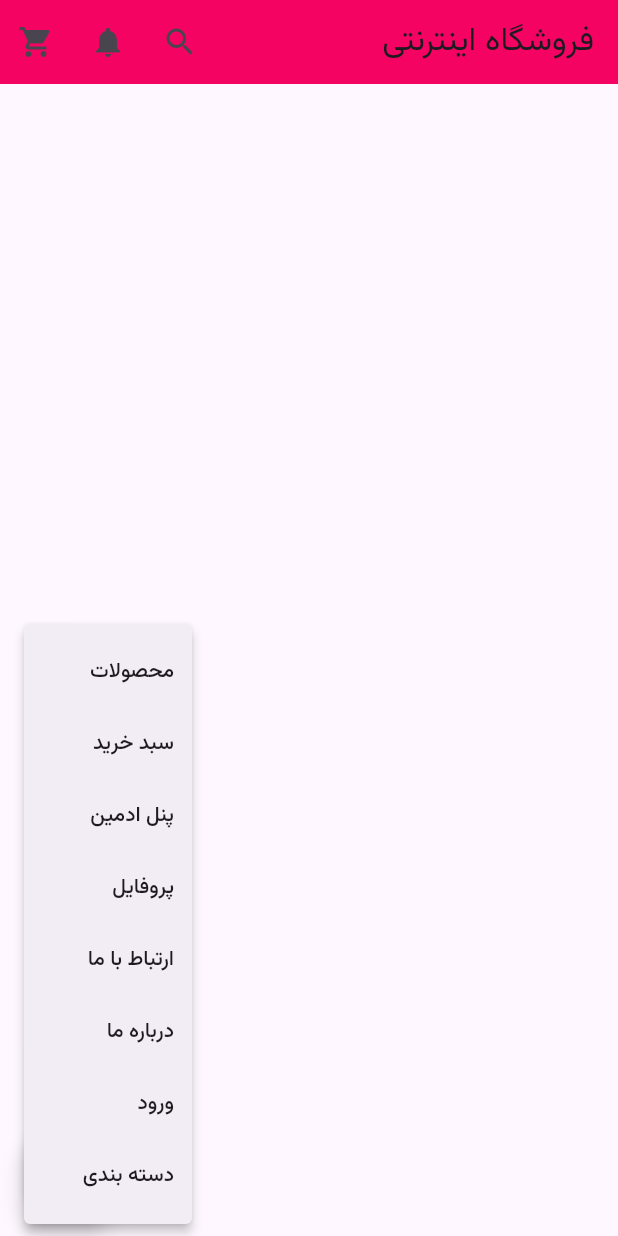
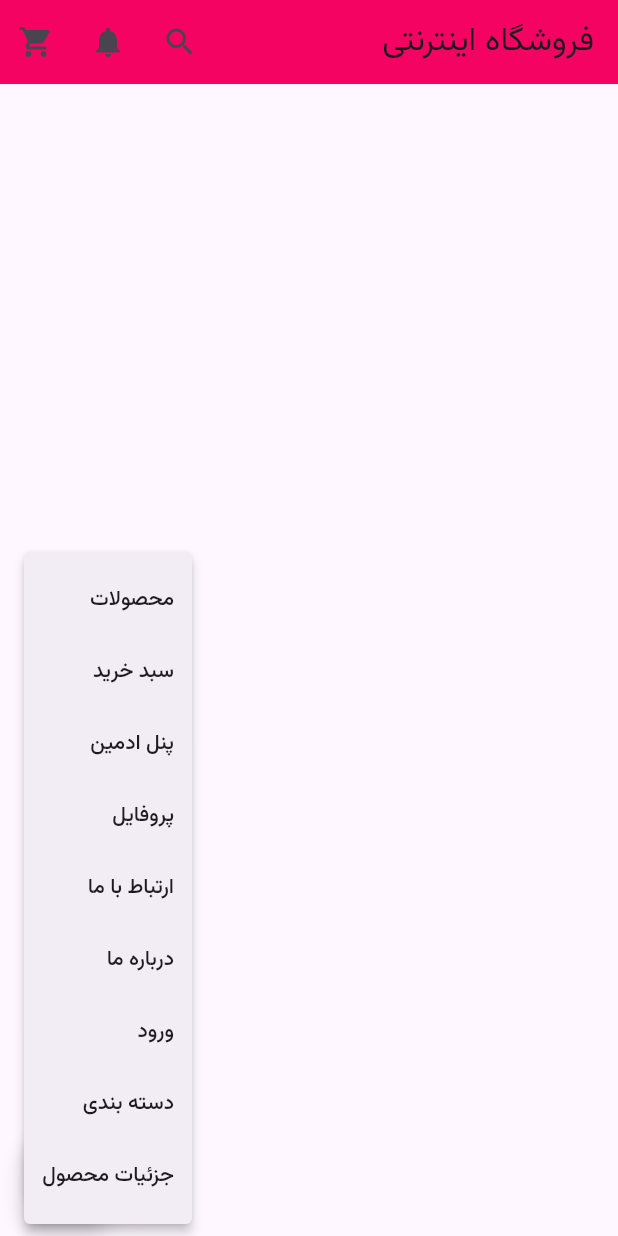
Before and after one commit to Im-mohsen/Final_flutter_project, a Flutter app: the screen it shows after launch, after a tap on the "menu" icon, on a phone screen of 412 x 824 dp. Run offline on Flutter 3.47's test engine with Material 3 defaults, Android fonts, the light colour scheme and no system bars.

Commit message:
add product_details page

```diff
--- a/lib/main.dart
+++ b/lib/main.dart
@@ -8,6 +8,7 @@ import 'pages/aboutus.dart';
 import 'pages/contactus.dart';
 import 'login.dart';
 import 'pages/categories.dart';
+import 'pages/product_details.dart';
 
 void main() {
   runApp(const MyApp());
@@ -312,6 +313,13 @@ class _MyHomePageState extends State<MyHomePage> {
                   child: Text('دسته بندی', textDirection: TextDirection.rtl),
                 ),
               ),
+              const PopupMenuItem<String>(
+                value: 'product_details',
+                child: Align(
+                  alignment: Alignment.centerRight,
+                  child: Text('جزئیات محصول', textDirection: TextDirection.rtl),
+                ),
+              ),
             ],
           );
 
@@ -331,6 +339,8 @@ class _MyHomePageState extends State<MyHomePage> {
             Navigator.push(context, MaterialPageRoute(builder: (_) => const LoginScreen()));
           } else if (selected == 'categories') {
             Navigator.push(context, MaterialPageRoute(builder: (_) => const CategoriesPage()));
+          } else if (selected == 'product_details') {
+            Navigator.push(context, MaterialPageRoute(builder: (_) => const ProductDetailsPage()));
           }
 
         },
--- /dev/null
+++ b/lib/pages/product_details.dart
@@ -0,0 +1,13 @@
+import 'package:flutter/material.dart';
+
+class ProductDetailsPage extends StatelessWidget {
+  const ProductDetailsPage({super.key});
+
+  @override
+  Widget build(BuildContext context) {
+    return Scaffold(
+      appBar: AppBar(title: const Text('جزئیات محصول')),
+      body: const Center(child: Text('این صفحه جزئیات محصول است')),
+    );
+  }
+}
```
